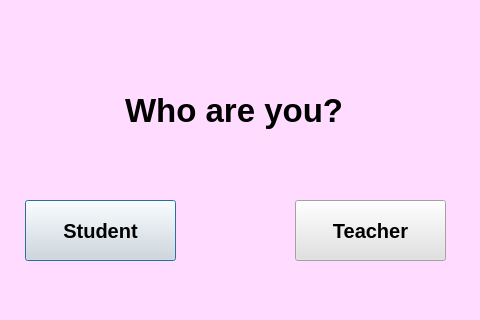
First picture: the form in Group4/brosithst3.ui, repository Assignment-C/UI-APP, before the edit; both pictures show x 185 to 665 and y 0 to 320 of the 839 by 563 pixel window.
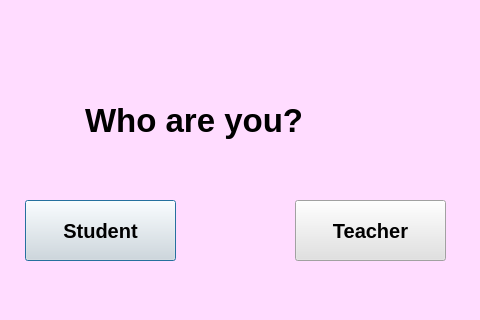
Second picture: the form after the edit.

Diff of the .ui file:
```diff
--- a/Group4/brosithst3.ui
+++ b/Group4/brosithst3.ui
@@ -65,9 +65,9 @@
   <widget class="QLabel" name="label">
    <property name="geometry">
     <rect>
-     <x>310</x>
-     <y>90</y>
-     <width>231</width>
+     <x>270</x>
+     <y>100</y>
+     <width>311</width>
      <height>41</height>
     </rect>
    </property>
```
